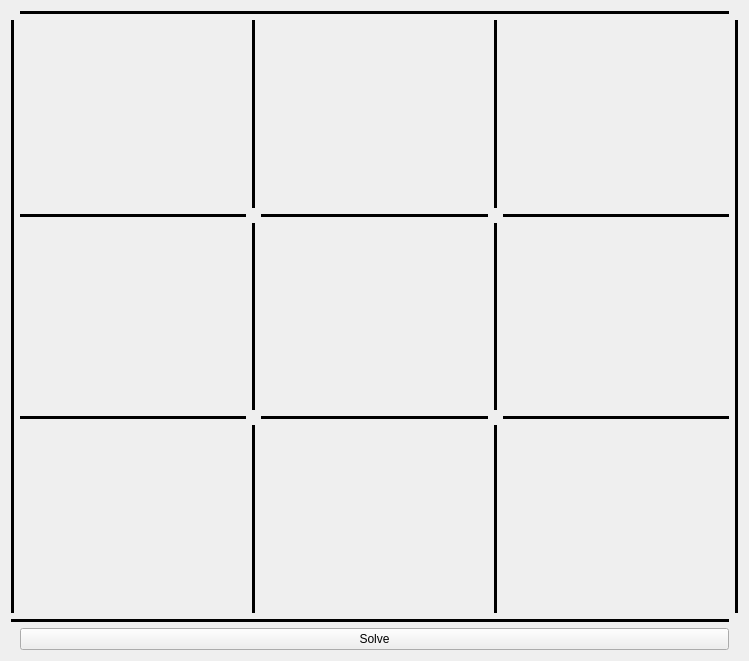
First picture: the form in sudokugui.ui, repository EDrever-Smith/SudokuSolver, before the edit.
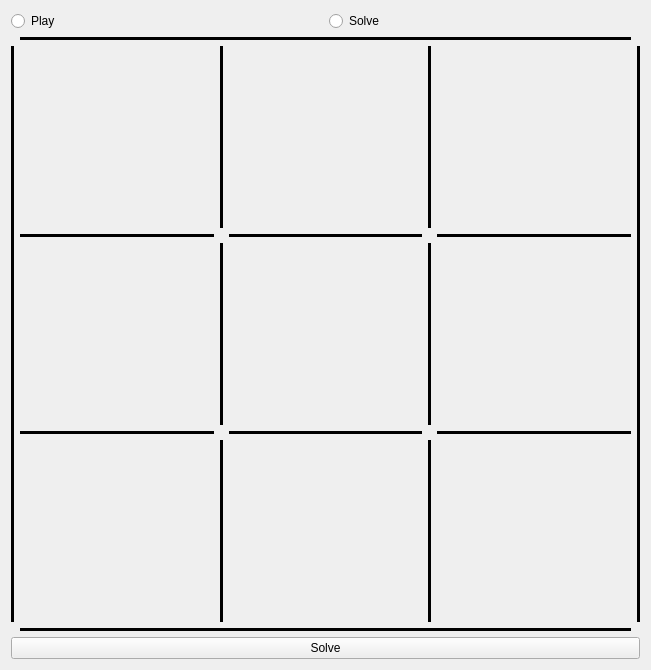
Second picture: the form after the edit.

Commit message: Implemented mode selection radio buttons

What changed in the file:
```diff
--- a/sudokugui.ui
+++ b/sudokugui.ui
@@ -6,18 +6,44 @@
    <rect>
     <x>0</x>
     <y>0</y>
-    <width>749</width>
-    <height>661</height>
+    <width>651</width>
+    <height>670</height>
    </rect>
   </property>
   <property name="windowTitle">
    <string>Form</string>
   </property>
-  <layout class="QGridLayout" name="gridLayout">
-   <item row="2" column="0" colspan="2">
-    <widget class="Line" name="line_14">
+  <layout class="QVBoxLayout" name="verticalLayout">
+   <item>
+    <layout class="QHBoxLayout" name="horizontalLayout_4">
+     <item>
+      <widget class="QRadioButton" name="playRadioButton">
+       <property name="text">
+        <string>Play</string>
+       </property>
+      </widget>
+     </item>
+     <item>
+      <widget class="QRadioButton" name="solveRadioButton">
+       <property name="text">
+        <string>Solve</string>
+       </property>
+      </widget>
+     </item>
+    </layout>
+   </item>
+   <item>
+    <layout class="QHBoxLayout" name="horizontalLayout0"/>
+   </item>
+   <item>
+    <layout class="QGridLayout" name="gridLayout_2">
+     <property name="sizeConstraint">
+      <enum>QLayout::SetDefaultConstraint</enum>
+     </property>
+     <item row="1" column="2">
+      <widget class="Line" name="line_15">
      <property name="sizePolicy">
-      <sizepolicy hsizetype="Minimum" vsizetype="Fixed">
+        <sizepolicy hsizetype="Fixed" vsizetype="Minimum">
        <horstretch>0</horstretch>
        <verstretch>0</verstretch>
       </sizepolicy>
@@ -29,7 +55,7 @@
       <number>5</number>
      </property>
      <property name="orientation">
-      <enum>Qt::Horizontal</enum>
+        <enum>Qt::Vertical</enum>
      </property>
     </widget>
    </item>
@@ -52,26 +78,57 @@
      </property>
     </widget>
    </item>
-   <item row="3" column="1">
-    <widget class="QPushButton" name="solveButton">
-     <property name="text">
-      <string>Solve</string>
+     <item row="2" column="1">
+      <widget class="Line" name="line_14">
+       <property name="sizePolicy">
+        <sizepolicy hsizetype="Minimum" vsizetype="Fixed">
+         <horstretch>0</horstretch>
+         <verstretch>0</verstretch>
+        </sizepolicy>
+       </property>
+       <property name="frameShadow">
+        <enum>QFrame::Plain</enum>
+       </property>
+       <property name="lineWidth">
+        <number>5</number>
+       </property>
+       <property name="orientation">
+        <enum>Qt::Horizontal</enum>
+       </property>
+      </widget>
+     </item>
+     <item row="0" column="1">
+      <widget class="Line" name="line_16">
+       <property name="sizePolicy">
+        <sizepolicy hsizetype="Minimum" vsizetype="Fixed">
+         <horstretch>0</horstretch>
+         <verstretch>0</verstretch>
+        </sizepolicy>
+       </property>
+       <property name="frameShadow">
+        <enum>QFrame::Plain</enum>
+       </property>
+       <property name="lineWidth">
+        <number>5</number>
+       </property>
+       <property name="orientation">
+        <enum>Qt::Horizontal</enum>
      </property>
     </widget>
    </item>
    <item row="1" column="1">
     <layout class="QGridLayout" name="gridLayout0">
-     <item row="2" column="0">
-      <layout class="QGridLayout" name="gridLayout4"/>
-     </item>
-     <item row="4" column="0">
-      <layout class="QGridLayout" name="gridLayout7"/>
-     </item>
-     <item row="0" column="4">
-      <layout class="QGridLayout" name="gridLayout3"/>
-     </item>
+       <property name="sizeConstraint">
+        <enum>QLayout::SetDefaultConstraint</enum>
+       </property>
      <item row="2" column="3">
       <widget class="Line" name="line_11">
+         <property name="sizePolicy">
+          <sizepolicy hsizetype="Fixed" vsizetype="MinimumExpanding">
+           <horstretch>0</horstretch>
+           <verstretch>0</verstretch>
+          </sizepolicy>
+         </property>
        <property name="frameShadow">
         <enum>QFrame::Plain</enum>
        </property>
@@ -83,8 +140,28 @@
        </property>
       </widget>
      </item>
-     <item row="3" column="4">
-      <widget class="Line" name="line_6">
+       <item row="4" column="0">
+        <layout class="QGridLayout" name="gridLayout7">
+         <property name="sizeConstraint">
+          <enum>QLayout::SetDefaultConstraint</enum>
+         </property>
+        </layout>
+       </item>
+       <item row="0" column="4">
+        <layout class="QGridLayout" name="gridLayout3">
+         <property name="sizeConstraint">
+          <enum>QLayout::SetDefaultConstraint</enum>
+         </property>
+        </layout>
+       </item>
+       <item row="2" column="1">
+        <widget class="Line" name="line_2">
+         <property name="sizePolicy">
+          <sizepolicy hsizetype="Fixed" vsizetype="MinimumExpanding">
+           <horstretch>0</horstretch>
+           <verstretch>0</verstretch>
+          </sizepolicy>
+         </property>
        <property name="frameShadow">
         <enum>QFrame::Plain</enum>
        </property>
@@ -178,6 +255,12 @@
      </item>
      <item row="0" column="1">
       <widget class="Line" name="line">
+         <property name="sizePolicy">
+          <sizepolicy hsizetype="Fixed" vsizetype="MinimumExpanding">
+           <horstretch>0</horstretch>
+           <verstretch>0</verstretch>
+          </sizepolicy>
+         </property>
        <property name="frameShadow">
         <enum>QFrame::Plain</enum>
        </property>
@@ -192,8 +275,65 @@
        </property>
       </widget>
      </item>
-     <item row="0" column="0">
-      <layout class="QGridLayout" name="gridLayout1"/>
+       <item row="2" column="2">
+        <layout class="QGridLayout" name="gridLayout5">
+         <property name="sizeConstraint">
+          <enum>QLayout::SetDefaultConstraint</enum>
+         </property>
+        </layout>
+       </item>
+       <item row="0" column="2">
+        <layout class="QGridLayout" name="gridLayout2">
+         <property name="sizeConstraint">
+          <enum>QLayout::SetDefaultConstraint</enum>
+         </property>
+        </layout>
+       </item>
+       <item row="2" column="0">
+        <layout class="QGridLayout" name="gridLayout4">
+         <property name="sizeConstraint">
+          <enum>QLayout::SetDefaultConstraint</enum>
+         </property>
+        </layout>
+       </item>
+       <item row="0" column="3">
+        <widget class="Line" name="line_10">
+         <property name="sizePolicy">
+          <sizepolicy hsizetype="Fixed" vsizetype="MinimumExpanding">
+           <horstretch>0</horstretch>
+           <verstretch>0</verstretch>
+          </sizepolicy>
+         </property>
+         <property name="frameShadow">
+          <enum>QFrame::Plain</enum>
+         </property>
+         <property name="lineWidth">
+          <number>5</number>
+         </property>
+         <property name="orientation">
+          <enum>Qt::Vertical</enum>
+         </property>
+        </widget>
+       </item>
+       <item row="1" column="2">
+        <widget class="Line" name="line_8">
+         <property name="frameShadow">
+          <enum>QFrame::Plain</enum>
+         </property>
+         <property name="lineWidth">
+          <number>5</number>
+         </property>
+         <property name="orientation">
+          <enum>Qt::Horizontal</enum>
+         </property>
+        </widget>
+       </item>
+       <item row="4" column="4">
+        <layout class="QGridLayout" name="gridLayout9">
+         <property name="sizeConstraint">
+          <enum>QLayout::SetDefaultConstraint</enum>
+         </property>
+        </layout>
      </item>
      <item row="3" column="0">
       <widget class="Line" name="line_4">
@@ -208,6 +348,25 @@
        </property>
       </widget>
      </item>
+       <item row="4" column="3">
+        <widget class="Line" name="line_12">
+         <property name="sizePolicy">
+          <sizepolicy hsizetype="Fixed" vsizetype="MinimumExpanding">
+           <horstretch>0</horstretch>
+           <verstretch>0</verstretch>
+          </sizepolicy>
+         </property>
+         <property name="frameShadow">
+          <enum>QFrame::Plain</enum>
+         </property>
+         <property name="lineWidth">
+          <number>5</number>
+         </property>
+         <property name="orientation">
+          <enum>Qt::Vertical</enum>
+         </property>
+        </widget>
+       </item>
      <item row="3" column="2">
       <widget class="Line" name="line_5">
        <property name="frameShadow">
@@ -221,8 +380,41 @@
        </property>
       </widget>
      </item>
-     <item row="1" column="2">
-      <widget class="Line" name="line_8">
+       <item row="0" column="0">
+        <layout class="QGridLayout" name="gridLayout1">
+         <property name="sizeConstraint">
+          <enum>QLayout::SetDefaultConstraint</enum>
+         </property>
+        </layout>
+       </item>
+       <item row="4" column="2">
+        <layout class="QGridLayout" name="gridLayout8">
+         <property name="sizeConstraint">
+          <enum>QLayout::SetDefaultConstraint</enum>
+         </property>
+        </layout>
+       </item>
+       <item row="4" column="1">
+        <widget class="Line" name="line_3">
+         <property name="sizePolicy">
+          <sizepolicy hsizetype="Fixed" vsizetype="MinimumExpanding">
+           <horstretch>0</horstretch>
+           <verstretch>0</verstretch>
+          </sizepolicy>
+         </property>
+         <property name="frameShadow">
+          <enum>QFrame::Plain</enum>
+         </property>
+         <property name="lineWidth">
+          <number>5</number>
+         </property>
+         <property name="orientation">
+          <enum>Qt::Vertical</enum>
+         </property>
+        </widget>
+       </item>
+       <item row="3" column="4">
+        <widget class="Line" name="line_6">
        <property name="frameShadow">
         <enum>QFrame::Plain</enum>
        </property>
@@ -234,6 +426,13 @@
        </property>
       </widget>
      </item>
+       <item row="2" column="4">
+        <layout class="QGridLayout" name="gridLayout6">
+         <property name="sizeConstraint">
+          <enum>QLayout::SetDefaultConstraint</enum>
+         </property>
+        </layout>
+       </item>
      <item row="1" column="0">
       <widget class="Line" name="line_7">
        <property name="frameShadow">
@@ -249,41 +448,12 @@
      </item>
     </layout>
    </item>
-   <item row="1" column="2">
-    <widget class="Line" name="line_15">
-     <property name="sizePolicy">
-      <sizepolicy hsizetype="Fixed" vsizetype="Minimum">
-       <horstretch>0</horstretch>
-       <verstretch>0</verstretch>
-      </sizepolicy>
-     </property>
-     <property name="frameShadow">
-      <enum>QFrame::Plain</enum>
-     </property>
-     <property name="lineWidth">
-      <number>5</number>
-     </property>
-     <property name="orientation">
-      <enum>Qt::Vertical</enum>
-     </property>
-    </widget>
+    </layout>
    </item>
-   <item row="0" column="1">
-    <widget class="Line" name="line_16">
-     <property name="sizePolicy">
-      <sizepolicy hsizetype="Minimum" vsizetype="Fixed">
-       <horstretch>0</horstretch>
-       <verstretch>0</verstretch>
-      </sizepolicy>
-     </property>
-     <property name="frameShadow">
-      <enum>QFrame::Plain</enum>
-     </property>
-     <property name="lineWidth">
-      <number>5</number>
-     </property>
-     <property name="orientation">
-      <enum>Qt::Horizontal</enum>
+   <item>
+    <widget class="QPushButton" name="solveButton">
+     <property name="text">
+      <string>Solve</string>
      </property>
     </widget>
    </item>
```
Left out of the diff: 69 changed lines with no effect on the pictures. Lines whose indentation alone changed are shown as unchanged. The commit also changes 2 other files.
